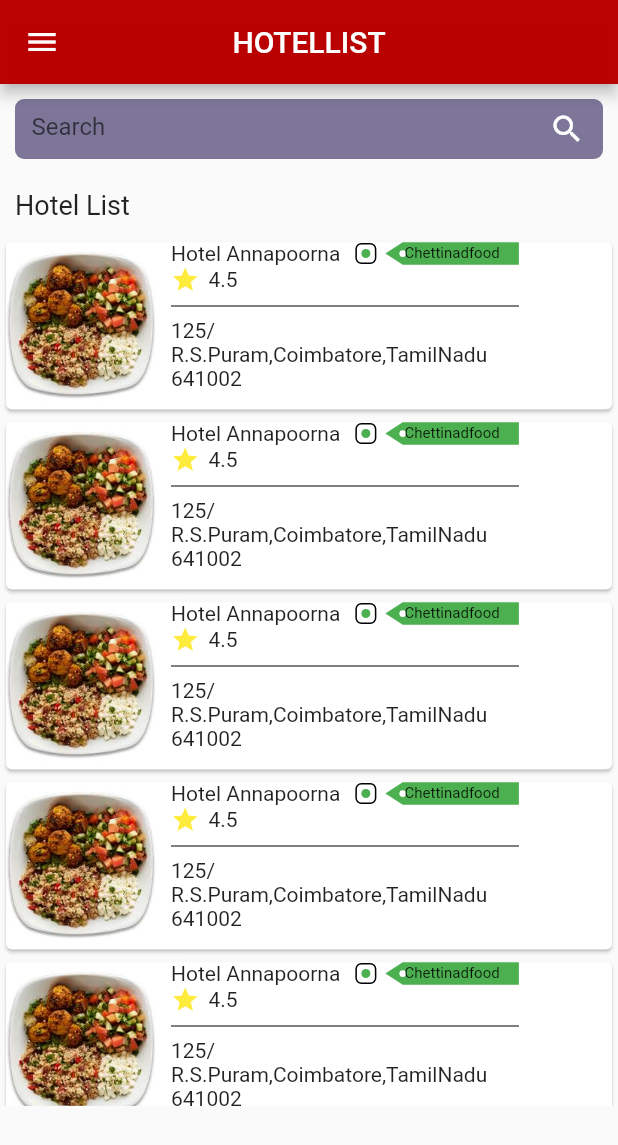
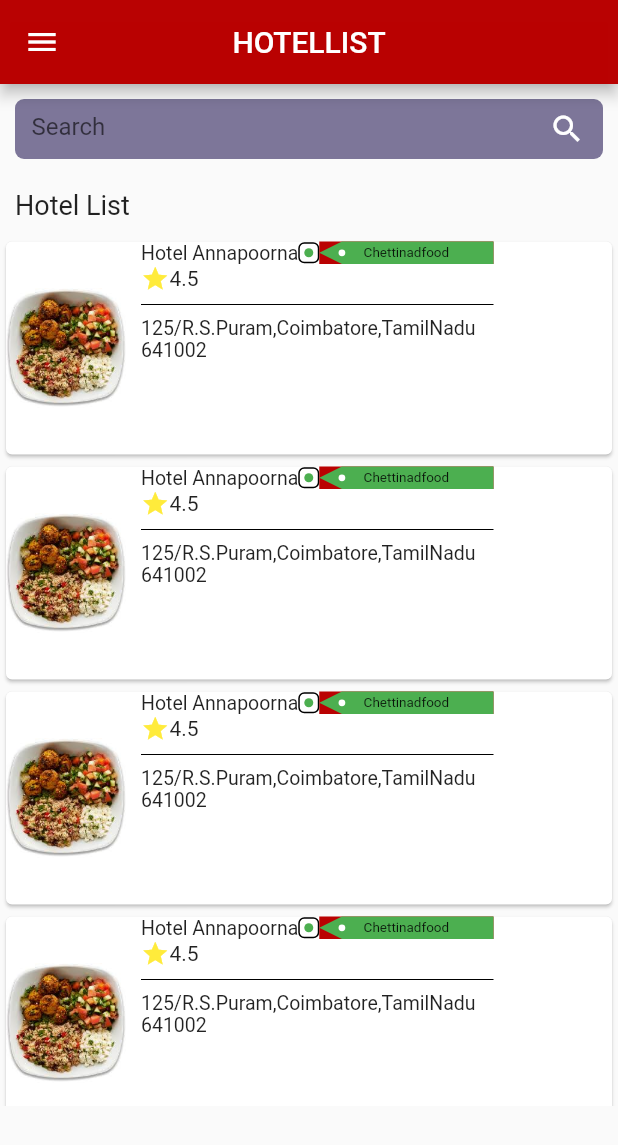
Before and after one commit to durgaav/ALAKARTE, a Flutter app: the HomePage screen opened directly, on a phone screen of 412 x 824 dp. Shown: the top 1145 px of the screen. Run offline on Flutter 3.47's test engine with Material 2 defaults, Android fonts, the phone set to English and light mode, and no system bars; our stand-ins replace form_field_validator, pin_input_text_field.

Commit message:
All changed

```diff
--- a/lib/food_ctgry_tabview.dart
+++ b/lib/food_ctgry_tabview.dart
@@ -2,6 +2,7 @@ import 'package:flutter/cupertino.dart';
 import 'package:flutter/material.dart';
 import 'package:flutter/services.dart';
 
+import 'cart_screen.dart';
 import 'chat_screen.dart';
 
 class FoodCateTab extends StatefulWidget {
@@ -578,7 +579,7 @@ class _FoodCateTabState extends State<FoodCateTab> {
                   Expanded(
                       child:GestureDetector(
                         onTap: (){
-                          print("hiii");
+                          Navigator.push(context, MaterialPageRoute(builder: (context)=> CartScreen()));
                         },
                         child: Container(
                             child: Container(
@@ -588,7 +589,7 @@ class _FoodCateTabState extends State<FoodCateTab> {
                                   Text('Proceed to cart',style: TextStyle(color: white,fontWeight: FontWeight.bold)),
                                   IconButton(
                                       onPressed: (){
-                                        print("hiii");
+                                        Navigator.push(context, MaterialPageRoute(builder: (context)=> CartScreen()));
                                       },
                                       icon: Icon(Icons.arrow_forward,size: 28.0,color: white,)
                                   )
--- a/lib/homepage.dart
+++ b/lib/homepage.dart
@@ -29,9 +29,10 @@ class _HomePageState extends State<HomePage> {
         ) ,
       ),
       body: Container(
-          height:700,
+          height:MediaQuery.of(context).size.height*0.9,
         width: MediaQuery.of(context).size.width,
-        child:Column(
+        child:SingleChildScrollView(
+          child: Column(
             crossAxisAlignment: CrossAxisAlignment.start,
             children: [
               Container(
@@ -61,11 +62,10 @@ class _HomePageState extends State<HomePage> {
               child: Container(
               height: 580,
             child: ListView.builder(
-                  itemCount: 10,
+                    itemCount: 5,
                     itemBuilder:(BuildContext context, int index) {
                       return Container(
-                      height: 120,
-                      width: 200,
+                        height: 150,
                         child:GestureDetector(
                           onTap: (){
                             Navigator.push(context, MaterialPageRoute(builder: (context)=>MenuPage()));
@@ -74,14 +74,14 @@ class _HomePageState extends State<HomePage> {
                             child: Row(
                                 children: [
                                   Container(
-                                  width:100,
+                                    width:80,
                                     height: 120,
                                     child: Image(
                                       image: AssetImage('assets/images/listimg3.jpeg'),
                                     ),
                                   ),
                                   Container(
-                                  width: 252,
+                                    width: 255,
                                     padding: EdgeInsets.symmetric(horizontal: 10),
                                     child: Column(
                                       mainAxisAlignment: MainAxisAlignment.start,
@@ -89,10 +89,10 @@ class _HomePageState extends State<HomePage> {
                                       children: [
                                         Container(
                                             child:Row(
+                                              mainAxisAlignment: MainAxisAlignment.spaceBetween,
                                         children: [
                                           Container(
-                                          padding:EdgeInsets.only(right:10),
-                                          child: Text('Hotel Annapoorna'),
+                                            child: Text('Hotel Annapoorna',style: TextStyle(fontSize: 13)),
                                           ),
                                           Container(
                                             padding: EdgeInsets.all(3),
@@ -105,8 +105,9 @@ class _HomePageState extends State<HomePage> {
                                               backgroundColor: Colors.green,
                                             ),
                                           ),
-                                          Container(
-                                            padding: EdgeInsets.only(left: 6),
+                                            Expanded(
+                                              child: Container(
+                                                color: red,
                                                 child: SizedBox(
                                                 height:15,
                                                 width: 89,
@@ -116,12 +117,13 @@ class _HomePageState extends State<HomePage> {
                                                     child: Text(
                                                       "Chettinadfood",
                                                       style: TextStyle(
-                                                    fontSize: 10,
+                                                        fontSize: 9,
                                                       ),
                                                     ),
                                                   ),
                                                 ),
                                               )
+                                              ),
                                             )
                                         ],
                                        )
@@ -130,7 +132,6 @@ class _HomePageState extends State<HomePage> {
                                             child: Row(
                                               children: [
                                                 Container(
-                                                padding:EdgeInsets.only(right:6),
                                                   child: Icon(
                                                     Icons.star,size: 19,color: Colors.yellow,
                                                   ),
@@ -142,7 +143,7 @@ class _HomePageState extends State<HomePage> {
                                         ),
                                        Divider(color: black,),
                                         Container(
-                                          child: Text('125/R.S.Puram,Coimbatore,TamilNadu 641002')
+                                            child: Text('125/R.S.Puram,Coimbatore,TamilNadu 641002',style: TextStyle(fontSize: 13),)
                                         ),
                                       ],
                                     ),
@@ -159,6 +160,7 @@ class _HomePageState extends State<HomePage> {
             )
           )
             ]
+          ),
         )
       )
     );
```
Also changed, not shown: lib/introscreen.dart (+7 -3 lines), lib/main.dart (+3 -19 lines). Lines whose indentation alone changed are shown as unchanged.
